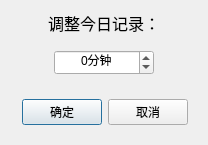
This is src/dialog/timedialog.ui in dashao643/WorkClock as Qt 5 draws it before an edit. The edited form follows.
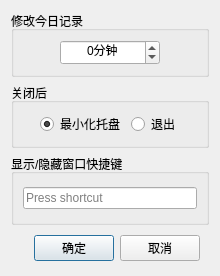
This is the edited form.

Commit message: settings ui, config init

The edit to the form file:
```diff
--- a/src/dialog/timedialog.ui
+++ b/src/dialog/timedialog.ui
@@ -6,8 +6,8 @@
    <rect>
     <x>0</x>
     <y>0</y>
-    <width>208</width>
-    <height>136</height>
+    <width>220</width>
+    <height>250</height>
    </rect>
   </property>
   <property name="windowTitle">
@@ -15,31 +15,11 @@
   </property>
   <layout class="QVBoxLayout" name="verticalLayout">
    <item>
-    <widget class="QLabel" name="label">
-     <property name="text">
-      <string>&lt;html&gt;&lt;head/&gt;&lt;body&gt;&lt;p align=&quot;center&quot;&gt;&lt;span style=&quot; font-size:12pt;&quot;&gt;调整今日记录：&lt;/span&gt;&lt;/p&gt;&lt;/body&gt;&lt;/html&gt;</string>
+    <widget class="QGroupBox" name="groupBox_3">
+     <property name="title">
+      <string>修改今日记录</string>
      </property>
-     <property name="alignment">
-      <set>Qt::AlignmentFlag::AlignCenter</set>
-     </property>
-    </widget>
-   </item>
-   <item>
-    <widget class="QWidget" name="widget" native="true">
      <layout class="QHBoxLayout" name="horizontalLayout">
-      <item>
-       <spacer name="horizontalSpacer">
-        <property name="orientation">
-         <enum>Qt::Orientation::Horizontal</enum>
-        </property>
-        <property name="sizeHint" stdset="0">
-         <size>
-          <width>40</width>
-          <height>20</height>
-         </size>
-        </property>
-       </spacer>
-      </item>
       <item>
        <widget class="QSpinBox" name="spinBox">
         <property name="minimumSize">
@@ -68,6 +48,45 @@
         </property>
        </widget>
       </item>
+     </layout>
+    </widget>
+   </item>
+   <item>
+    <widget class="QGroupBox" name="groupBox">
+     <property name="title">
+      <string>关闭后</string>
+     </property>
+     <layout class="QHBoxLayout" name="horizontalLayout_3">
+      <item>
+       <spacer name="horizontalSpacer">
+        <property name="orientation">
+         <enum>Qt::Orientation::Horizontal</enum>
+        </property>
+        <property name="sizeHint" stdset="0">
+         <size>
+          <width>40</width>
+          <height>20</height>
+         </size>
+        </property>
+       </spacer>
+      </item>
+      <item>
+       <widget class="QRadioButton" name="rdBtn_tray">
+        <property name="text">
+         <string>最小化托盘</string>
+        </property>
+        <property name="checked">
+         <bool>true</bool>
+        </property>
+       </widget>
+      </item>
+      <item>
+       <widget class="QRadioButton" name="rdBtn_exit">
+        <property name="text">
+         <string>退出</string>
+        </property>
+       </widget>
+      </item>
       <item>
        <spacer name="horizontalSpacer_2">
         <property name="orientation">
@@ -84,9 +103,34 @@
      </layout>
     </widget>
    </item>
+   <item>
+    <widget class="QGroupBox" name="groupBox_2">
+     <property name="title">
+      <string>显示/隐藏窗口快捷键</string>
+     </property>
+     <layout class="QHBoxLayout" name="horizontalLayout_4">
+      <item>
+       <widget class="QKeySequenceEdit" name="keySequenceEdit">
+        <property name="minimumSize">
+         <size>
+          <width>0</width>
+          <height>30</height>
+         </size>
+        </property>
+       </widget>
+      </item>
+     </layout>
+    </widget>
+   </item>
    <item>
     <widget class="QWidget" name="widget_2" native="true">
      <layout class="QHBoxLayout" name="horizontalLayout_2">
+      <property name="topMargin">
+       <number>4</number>
+      </property>
+      <property name="bottomMargin">
+       <number>4</number>
+      </property>
       <item>
        <spacer name="horizontalSpacer_3">
         <property name="orientation">
```
Left out of the diff: 2 changed lines with no effect on the pictures. The commit also changes 7 other files.
